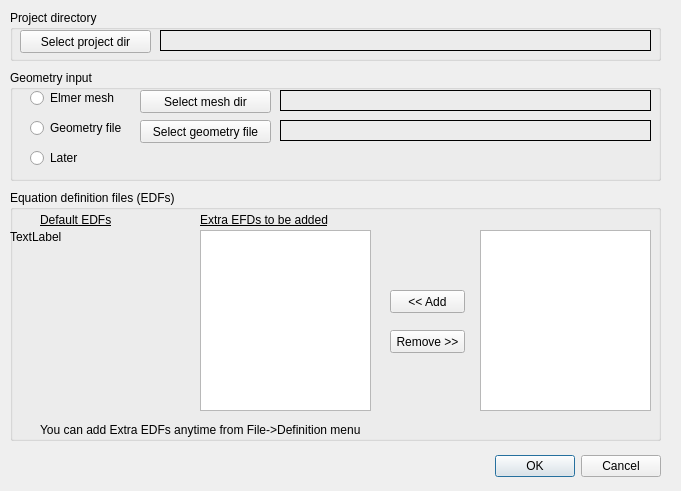
The window that ElmerGUI/Application/forms/newproject.ui (ElmerCSC/elmerfem) describes before a commit, drawn with Qt 5.
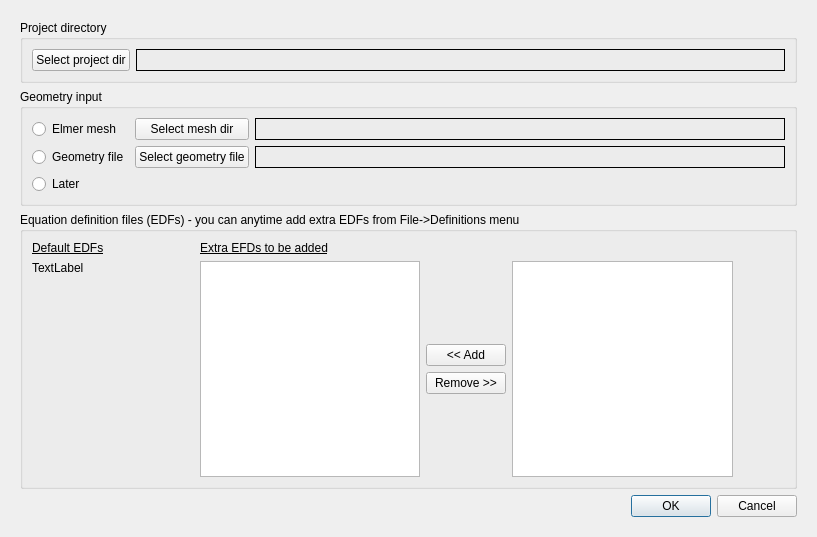
The same window after the commit.

Commit message:
Adjustment for Linux
- Layout of NewProjectDialog
- Include directive for QFileDialog
- Mesh initialization for failure of geometry/mesh file loading.

```diff
--- a/ElmerGUI/Application/forms/newproject.ui
+++ b/ElmerGUI/Application/forms/newproject.ui
@@ -6,181 +6,205 @@
    <rect>
     <x>0</x>
     <y>0</y>
-    <width>681</width>
-    <height>491</height>
+    <width>817</width>
+    <height>537</height>
    </rect>
   </property>
+  <property name="sizePolicy">
+   <sizepolicy hsizetype="Maximum" vsizetype="Preferred">
+    <horstretch>0</horstretch>
+    <verstretch>0</verstretch>
+   </sizepolicy>
+  </property>
   <property name="windowTitle">
    <string>New project</string>
   </property>
   <property name="locale">
    <locale language="English" country="UnitedStates"/>
   </property>
-  <widget class="QDialogButtonBox" name="buttonBox">
+  <layout class="QVBoxLayout" name="verticalLayout0">
+   <item>
+    <widget class="QScrollArea" name="scrollArea">
+     <property name="sizePolicy">
+      <sizepolicy hsizetype="Expanding" vsizetype="Expanding">
+       <horstretch>0</horstretch>
+       <verstretch>0</verstretch>
+      </sizepolicy>
+     </property>
+     <property name="frameShape">
+      <enum>QFrame::NoFrame</enum>
+     </property>
+     <property name="verticalScrollBarPolicy">
+      <enum>Qt::ScrollBarAlwaysOff</enum>
+     </property>
+     <property name="widgetResizable">
+      <bool>true</bool>
+     </property>
+     <widget class="QWidget" name="scrollAreaWidgetContents">
    <property name="geometry">
     <rect>
-     <x>320</x>
-     <y>450</y>
-     <width>341</width>
-     <height>32</height>
-    </rect>
-   </property>
-   <property name="orientation">
-    <enum>Qt::Horizontal</enum>
-   </property>
-   <property name="standardButtons">
-    <set>QDialogButtonBox::Cancel|QDialogButtonBox::Ok</set>
-   </property>
-   <property name="centerButtons">
+        <x>0</x>
+        <y>0</y>
+        <width>799</width>
+        <height>519</height>
+       </rect>
+      </property>
+      <property name="sizePolicy">
+       <sizepolicy hsizetype="Expanding" vsizetype="Expanding">
+        <horstretch>0</horstretch>
+        <verstretch>0</verstretch>
+       </sizepolicy>
+      </property>
+      <layout class="QVBoxLayout" name="verticalLayout">
+       <item>
+        <widget class="QGroupBox" name="groupBox_1">
+         <property name="sizePolicy">
+          <sizepolicy hsizetype="Preferred" vsizetype="Preferred">
+           <horstretch>0</horstretch>
+           <verstretch>0</verstretch>
+          </sizepolicy>
+         </property>
+         <property name="title">
+          <string>Project directory</string>
+         </property>
+         <layout class="QHBoxLayout" name="horizontalLayout">
+          <item>
+           <widget class="QPushButton" name="pushButton_projectDir">
+            <property name="sizePolicy">
+             <sizepolicy hsizetype="Preferred" vsizetype="Preferred">
+              <horstretch>0</horstretch>
+              <verstretch>0</verstretch>
+             </sizepolicy>
+            </property>
+            <property name="text">
+             <string>Select project dir</string>
+            </property>
+           </widget>
+          </item>
+          <item>
+           <widget class="QLabel" name="label_projectDir">
+            <property name="sizePolicy">
+             <sizepolicy hsizetype="Expanding" vsizetype="Preferred">
+              <horstretch>0</horstretch>
+              <verstretch>0</verstretch>
+             </sizepolicy>
+            </property>
+            <property name="frameShape">
+             <enum>QFrame::Box</enum>
+            </property>
+            <property name="text">
+             <string/>
+            </property>
+            <property name="scaledContents">
     <bool>false</bool>
    </property>
-  </widget>
+            <property name="alignment">
+             <set>Qt::AlignLeading|Qt::AlignLeft|Qt::AlignVCenter</set>
+            </property>
+           </widget>
+          </item>
+         </layout>
+        </widget>
+       </item>
+       <item>
   <widget class="QGroupBox" name="groupBox_2">
-   <property name="geometry">
-    <rect>
-     <x>10</x>
-     <y>70</y>
-     <width>651</width>
-     <height>111</height>
-    </rect>
+         <property name="sizePolicy">
+          <sizepolicy hsizetype="Preferred" vsizetype="Preferred">
+           <horstretch>0</horstretch>
+           <verstretch>0</verstretch>
+          </sizepolicy>
    </property>
    <property name="title">
     <string>Geometry input</string>
    </property>
+         <layout class="QGridLayout" name="gridLayout_2">
+          <item row="0" column="0">
    <widget class="QRadioButton" name="radioButton_elmerMesh">
-    <property name="geometry">
-     <rect>
-      <x>20</x>
-      <y>20</y>
-      <width>101</width>
-      <height>16</height>
-     </rect>
+            <property name="sizePolicy">
+             <sizepolicy hsizetype="Preferred" vsizetype="Preferred">
+              <horstretch>0</horstretch>
+              <verstretch>0</verstretch>
+             </sizepolicy>
     </property>
     <property name="text">
      <string>Elmer mesh</string>
     </property>
    </widget>
-   <widget class="QRadioButton" name="radioButton_geometryFile">
-    <property name="geometry">
-     <rect>
-      <x>20</x>
-      <y>50</y>
-      <width>111</width>
-      <height>16</height>
-     </rect>
-    </property>
-    <property name="text">
-     <string>Geometry file</string>
-    </property>
-   </widget>
-   <widget class="QRadioButton" name="radioButton_later">
-    <property name="geometry">
-     <rect>
-      <x>20</x>
-      <y>80</y>
-      <width>121</width>
-      <height>16</height>
-     </rect>
-    </property>
-    <property name="text">
-     <string>Later</string>
-    </property>
-   </widget>
+          </item>
+          <item row="0" column="1">
    <widget class="QPushButton" name="pushButton_meshDir">
     <property name="enabled">
      <bool>true</bool>
     </property>
-    <property name="geometry">
-     <rect>
-      <x>130</x>
-      <y>20</y>
-      <width>131</width>
-      <height>23</height>
-     </rect>
+            <property name="sizePolicy">
+             <sizepolicy hsizetype="Preferred" vsizetype="Preferred">
+              <horstretch>0</horstretch>
+              <verstretch>0</verstretch>
+             </sizepolicy>
     </property>
     <property name="text">
      <string>Select mesh dir</string>
     </property>
    </widget>
+          </item>
+          <item row="0" column="2">
    <widget class="QLabel" name="label_meshDir">
-    <property name="geometry">
-     <rect>
-      <x>270</x>
-      <y>20</y>
-      <width>371</width>
-      <height>21</height>
-     </rect>
+            <property name="sizePolicy">
+             <sizepolicy hsizetype="Expanding" vsizetype="Preferred">
+              <horstretch>0</horstretch>
+              <verstretch>0</verstretch>
+             </sizepolicy>
     </property>
     <property name="frameShape">
      <enum>QFrame::Box</enum>
     </property>
+            <property name="lineWidth">
+             <number>1</number>
+            </property>
     <property name="text">
      <string/>
     </property>
-   </widget>
-   <widget class="QLabel" name="label_geometryFile">
-    <property name="geometry">
-     <rect>
-      <x>270</x>
-      <y>50</y>
-      <width>371</width>
-      <height>21</height>
-     </rect>
-    </property>
-    <property name="frameShape">
-     <enum>QFrame::Box</enum>
-    </property>
+            <property name="scaledContents">
+             <bool>false</bool>
+            </property>
+            <property name="alignment">
+             <set>Qt::AlignLeading|Qt::AlignLeft|Qt::AlignVCenter</set>
+            </property>
+           </widget>
+          </item>
+          <item row="1" column="0">
+           <widget class="QRadioButton" name="radioButton_geometryFile">
+            <property name="sizePolicy">
+             <sizepolicy hsizetype="Preferred" vsizetype="Preferred">
+              <horstretch>0</horstretch>
+              <verstretch>0</verstretch>
+             </sizepolicy>
+            </property>
     <property name="text">
-     <string/>
-    </property>
-   </widget>
+             <string>Geometry file</string>
+            </property>
+           </widget>
+          </item>
+          <item row="1" column="1">
    <widget class="QPushButton" name="pushButton_geometryFile">
-    <property name="geometry">
-     <rect>
-      <x>130</x>
-      <y>50</y>
-      <width>131</width>
-      <height>23</height>
-     </rect>
+            <property name="sizePolicy">
+             <sizepolicy hsizetype="Preferred" vsizetype="Preferred">
+              <horstretch>0</horstretch>
+              <verstretch>0</verstretch>
+             </sizepolicy>
     </property>
     <property name="text">
      <string>Select geometry file</string>
     </property>
    </widget>
-  </widget>
-  <widget class="QGroupBox" name="groupBox_1">
-   <property name="geometry">
-    <rect>
-     <x>10</x>
-     <y>10</y>
-     <width>651</width>
-     <height>51</height>
-    </rect>
-   </property>
-   <property name="title">
-    <string>Project directory</string>
-   </property>
-   <widget class="QPushButton" name="pushButton_projectDir">
-    <property name="geometry">
-     <rect>
-      <x>10</x>
-      <y>20</y>
-      <width>131</width>
-      <height>23</height>
-     </rect>
-    </property>
-    <property name="text">
-     <string>Select project dir</string>
-    </property>
-   </widget>
-   <widget class="QLabel" name="label_projectDir">
-    <property name="geometry">
-     <rect>
-      <x>150</x>
-      <y>20</y>
-      <width>491</width>
-      <height>21</height>
-     </rect>
+          </item>
+          <item row="1" column="2">
+           <widget class="QLabel" name="label_geometryFile">
+            <property name="sizePolicy">
+             <sizepolicy hsizetype="Expanding" vsizetype="Preferred">
+              <horstretch>0</horstretch>
+              <verstretch>0</verstretch>
+             </sizepolicy>
     </property>
     <property name="frameShape">
      <enum>QFrame::Box</enum>
@@ -188,129 +212,200 @@
     <property name="text">
      <string/>
     </property>
-   </widget>
-  </widget>
+            <property name="scaledContents">
+             <bool>false</bool>
+            </property>
+            <property name="alignment">
+             <set>Qt::AlignLeading|Qt::AlignLeft|Qt::AlignVCenter</set>
+            </property>
+           </widget>
+          </item>
+          <item row="2" column="0">
+           <widget class="QRadioButton" name="radioButton_later">
+            <property name="sizePolicy">
+             <sizepolicy hsizetype="Preferred" vsizetype="Preferred">
+              <horstretch>0</horstretch>
+              <verstretch>0</verstretch>
+             </sizepolicy>
+            </property>
+            <property name="text">
+             <string>Later</string>
+            </property>
+           </widget>
+          </item>
+         </layout>
+        </widget>
+       </item>
+       <item>
   <widget class="QGroupBox" name="groupBox_3">
-   <property name="geometry">
-    <rect>
-     <x>10</x>
-     <y>190</y>
-     <width>651</width>
-     <height>251</height>
-    </rect>
+         <property name="sizePolicy">
+          <sizepolicy hsizetype="Preferred" vsizetype="Expanding">
+           <horstretch>0</horstretch>
+           <verstretch>0</verstretch>
+          </sizepolicy>
    </property>
    <property name="title">
-    <string>Equation definition files (EDFs)</string>
-   </property>
-   <widget class="QPushButton" name="pushButton_removeSolver">
-    <property name="geometry">
-     <rect>
-      <x>380</x>
-      <y>140</y>
-      <width>75</width>
-      <height>23</height>
-     </rect>
+          <string>Equation definition files (EDFs) - you can anytime add extra EDFs from File-&gt;Definitions menu</string>
+         </property>
+         <layout class="QGridLayout" name="gridLayout">
+          <item row="0" column="0">
+           <widget class="QLabel" name="label_2">
+            <property name="sizePolicy">
+             <sizepolicy hsizetype="Preferred" vsizetype="Preferred">
+              <horstretch>0</horstretch>
+              <verstretch>0</verstretch>
+             </sizepolicy>
     </property>
     <property name="text">
-     <string>Remove &gt;&gt;</string>
-    </property>
-   </widget>
-   <widget class="QPushButton" name="pushButton_addSolver">
-    <property name="geometry">
-     <rect>
-      <x>380</x>
-      <y>100</y>
-      <width>75</width>
-      <height>23</height>
-     </rect>
-    </property>
-    <property name="text">
-     <string>&lt;&lt; Add</string>
-    </property>
-   </widget>
+             <string>&lt;html&gt;&lt;head/&gt;&lt;body&gt;&lt;p&gt;&lt;span style=&quot; text-decoration: underline;&quot;&gt;Default EDFs&lt;/span&gt;&lt;/p&gt;&lt;/body&gt;&lt;/html&gt;</string>
+            </property>
+           </widget>
+          </item>
+          <item row="0" column="1">
    <widget class="QLabel" name="label">
-    <property name="geometry">
-     <rect>
-      <x>190</x>
-      <y>20</y>
-      <width>441</width>
-      <height>21</height>
-     </rect>
+            <property name="sizePolicy">
+             <sizepolicy hsizetype="Preferred" vsizetype="Preferred">
+              <horstretch>0</horstretch>
+              <verstretch>0</verstretch>
+             </sizepolicy>
     </property>
     <property name="text">
      <string>&lt;html&gt;&lt;head/&gt;&lt;body&gt;&lt;p&gt;&lt;span style=&quot; text-decoration: underline;&quot;&gt;Extra EFDs to be added&lt;/span&gt;&lt;/p&gt;&lt;/body&gt;&lt;/html&gt;</string>
     </property>
    </widget>
-   <widget class="QListWidget" name="listWidget_selectedSolvers">
-    <property name="geometry">
-     <rect>
-      <x>190</x>
-      <y>40</y>
-      <width>171</width>
-      <height>181</height>
-     </rect>
-    </property>
-   </widget>
-   <widget class="QListWidget" name="listWidget_unselectedSolvers">
-    <property name="geometry">
-     <rect>
-      <x>470</x>
-      <y>40</y>
-      <width>171</width>
-      <height>181</height>
-     </rect>
-    </property>
-   </widget>
+          </item>
+          <item row="1" column="0" rowspan="4">
    <widget class="QLabel" name="label_defaultSolvers">
-    <property name="geometry">
-     <rect>
-      <x>0</x>
-      <y>40</y>
-      <width>141</width>
-      <height>181</height>
-     </rect>
+            <property name="sizePolicy">
+             <sizepolicy hsizetype="Preferred" vsizetype="Expanding">
+              <horstretch>0</horstretch>
+              <verstretch>0</verstretch>
+             </sizepolicy>
     </property>
     <property name="locale">
      <locale language="English" country="UnitedStates"/>
     </property>
     <property name="text">
-     <string>TextLabel</string>
+             <string>TextLabel                                 </string>
     </property>
     <property name="alignment">
      <set>Qt::AlignLeading|Qt::AlignLeft|Qt::AlignTop</set>
     </property>
    </widget>
-   <widget class="QLabel" name="label_2">
-    <property name="geometry">
-     <rect>
-      <x>30</x>
-      <y>20</y>
-      <width>131</width>
-      <height>21</height>
-     </rect>
-    </property>
+          </item>
+          <item row="1" column="1" rowspan="4">
+           <widget class="QListWidget" name="listWidget_selectedSolvers">
+            <property name="sizePolicy">
+             <sizepolicy hsizetype="Preferred" vsizetype="Expanding">
+              <horstretch>0</horstretch>
+              <verstretch>0</verstretch>
+             </sizepolicy>
+            </property>
+           </widget>
+          </item>
+          <item row="1" column="2">
+           <spacer name="verticalSpacer_2">
+            <property name="orientation">
+             <enum>Qt::Vertical</enum>
+            </property>
+            <property name="sizeHint" stdset="0">
+             <size>
+              <width>20</width>
+              <height>100</height>
+             </size>
+            </property>
+           </spacer>
+          </item>
+          <item row="1" column="3" rowspan="4">
+           <widget class="QListWidget" name="listWidget_unselectedSolvers">
+            <property name="enabled">
+             <bool>true</bool>
+            </property>
+            <property name="sizePolicy">
+             <sizepolicy hsizetype="Preferred" vsizetype="Expanding">
+              <horstretch>0</horstretch>
+              <verstretch>0</verstretch>
+             </sizepolicy>
+            </property>
+           </widget>
+          </item>
+          <item row="2" column="2">
+           <widget class="QPushButton" name="pushButton_addSolver">
+            <property name="sizePolicy">
+             <sizepolicy hsizetype="Preferred" vsizetype="Preferred">
+              <horstretch>0</horstretch>
+              <verstretch>0</verstretch>
+             </sizepolicy>
+            </property>
     <property name="text">
-     <string>&lt;html&gt;&lt;head/&gt;&lt;body&gt;&lt;p&gt;&lt;span style=&quot; text-decoration: underline;&quot;&gt;Default EDFs&lt;/span&gt;&lt;/p&gt;&lt;/body&gt;&lt;/html&gt;</string>
-    </property>
-   </widget>
-   <widget class="QLabel" name="label_3">
-    <property name="geometry">
-     <rect>
-      <x>30</x>
-      <y>230</y>
-      <width>441</width>
-      <height>21</height>
-     </rect>
-    </property>
+             <string>&lt;&lt; Add</string>
+            </property>
+           </widget>
+          </item>
+          <item row="2" column="4">
+           <spacer name="horizontalSpacer">
+            <property name="orientation">
+             <enum>Qt::Horizontal</enum>
+            </property>
+            <property name="sizeHint" stdset="0">
+             <size>
+              <width>88</width>
+              <height>20</height>
+             </size>
+            </property>
+           </spacer>
+          </item>
+          <item row="3" column="2">
+           <widget class="QPushButton" name="pushButton_removeSolver">
+            <property name="sizePolicy">
+             <sizepolicy hsizetype="Preferred" vsizetype="Preferred">
+              <horstretch>0</horstretch>
+              <verstretch>0</verstretch>
+             </sizepolicy>
+            </property>
     <property name="text">
-     <string>&lt;html&gt;&lt;head/&gt;&lt;body&gt;&lt;p&gt;You can add Extra EDFs anytime from File-&amp;gt;Definition menu &lt;/p&gt;&lt;/body&gt;&lt;/html&gt;</string>
-    </property>
-   </widget>
-  </widget>
+             <string>Remove &gt;&gt;</string>
+            </property>
+           </widget>
+          </item>
+          <item row="4" column="2">
+           <spacer name="verticalSpacer">
+            <property name="orientation">
+             <enum>Qt::Vertical</enum>
+            </property>
+            <property name="sizeHint" stdset="0">
+             <size>
+              <width>20</width>
+              <height>100</height>
+             </size>
+            </property>
+           </spacer>
+          </item>
+         </layout>
+        </widget>
+       </item>
+       <item>
+        <widget class="QDialogButtonBox" name="buttonBox">
+         <property name="orientation">
+          <enum>Qt::Horizontal</enum>
+         </property>
+         <property name="standardButtons">
+          <set>QDialogButtonBox::Cancel|QDialogButtonBox::Ok</set>
+         </property>
+         <property name="centerButtons">
+          <bool>false</bool>
+         </property>
+        </widget>
+       </item>
+      </layout>
   <zorder>groupBox_1</zorder>
   <zorder>buttonBox</zorder>
   <zorder>groupBox_2</zorder>
   <zorder>groupBox_3</zorder>
+     </widget>
+    </widget>
+   </item>
+  </layout>
  </widget>
  <resources/>
  <connections/>
```
Lines whose indentation alone changed are shown as unchanged. The commit also changes 2 other files.
